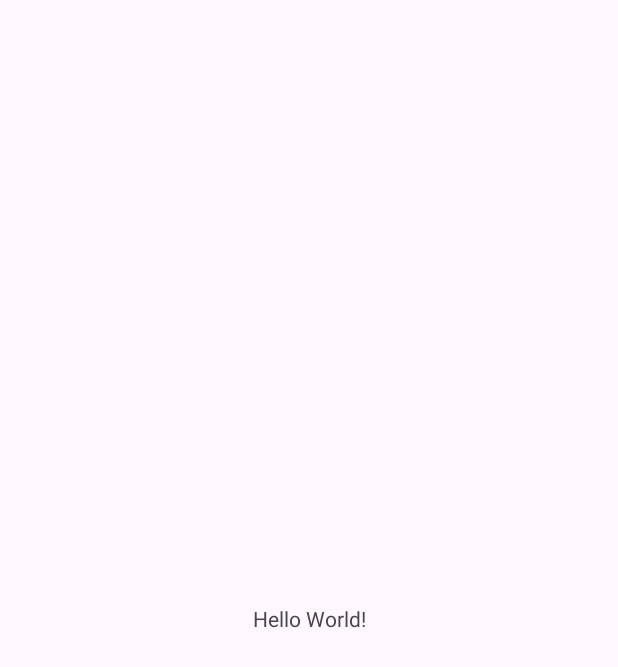
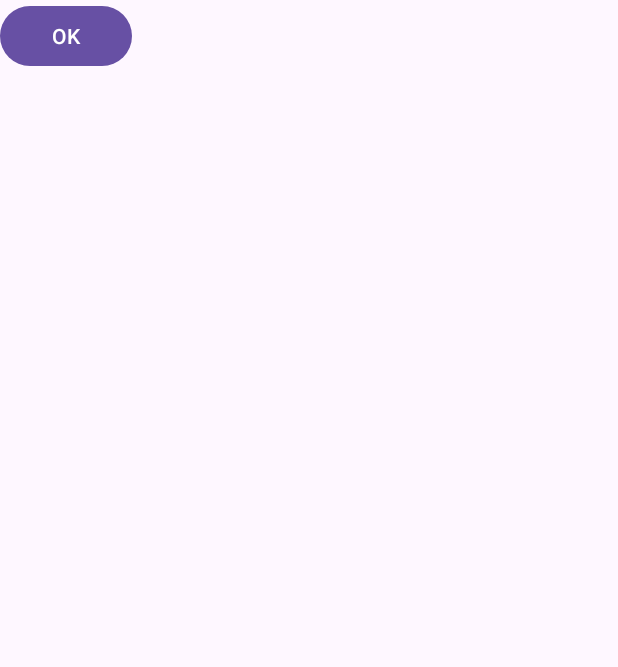
Before and after one commit to Mehrose813/BarcodeBuddy, an Android app: the screen it shows after launch (MainActivity), on a phone screen of 412 x 824 dp. Before the commit the part shown is almost empty. Shown: the top 667 px of the screen. Run offline under Robolectric (Android 15) with nearby library versions, the phone set to English and light mode, and no system bars.

Commit message:
button added

```diff
--- a/app/src/main/res/layout/activity_main.xml
+++ b/app/src/main/res/layout/activity_main.xml
@@ -1,5 +1,6 @@
 <?xml version="1.0" encoding="utf-8"?>
-<androidx.constraintlayout.widget.ConstraintLayout xmlns:android="http://schemas.android.com/apk/res/android"
+<LinearLayout
+    xmlns:android="http://schemas.android.com/apk/res/android"
     xmlns:app="http://schemas.android.com/apk/res-auto"
     xmlns:tools="http://schemas.android.com/tools"
     android:id="@+id/main"
@@ -7,13 +8,9 @@
     android:layout_height="match_parent"
     tools:context=".MainActivity">
 
-    <TextView
+    <Button
         android:layout_width="wrap_content"
         android:layout_height="wrap_content"
-        android:text="Hello World!"
-        app:layout_constraintBottom_toBottomOf="parent"
-        app:layout_constraintEnd_toEndOf="parent"
-        app:layout_constraintStart_toStartOf="parent"
-        app:layout_constraintTop_toTopOf="parent" />
+        android:text="OK"/>
 
-</androidx.constraintlayout.widget.ConstraintLayout>
+</LinearLayout>
--- a/app/src/main/res/xml/activity_main.xml
+++ /dev/null
@@ -1,4 +0,0 @@
-<?xml version="1.0" encoding="utf-8"?>
-<PreferenceScreen xmlns:android="http://schemas.android.com/apk/res/android">
-
-</PreferenceScreen>
```
